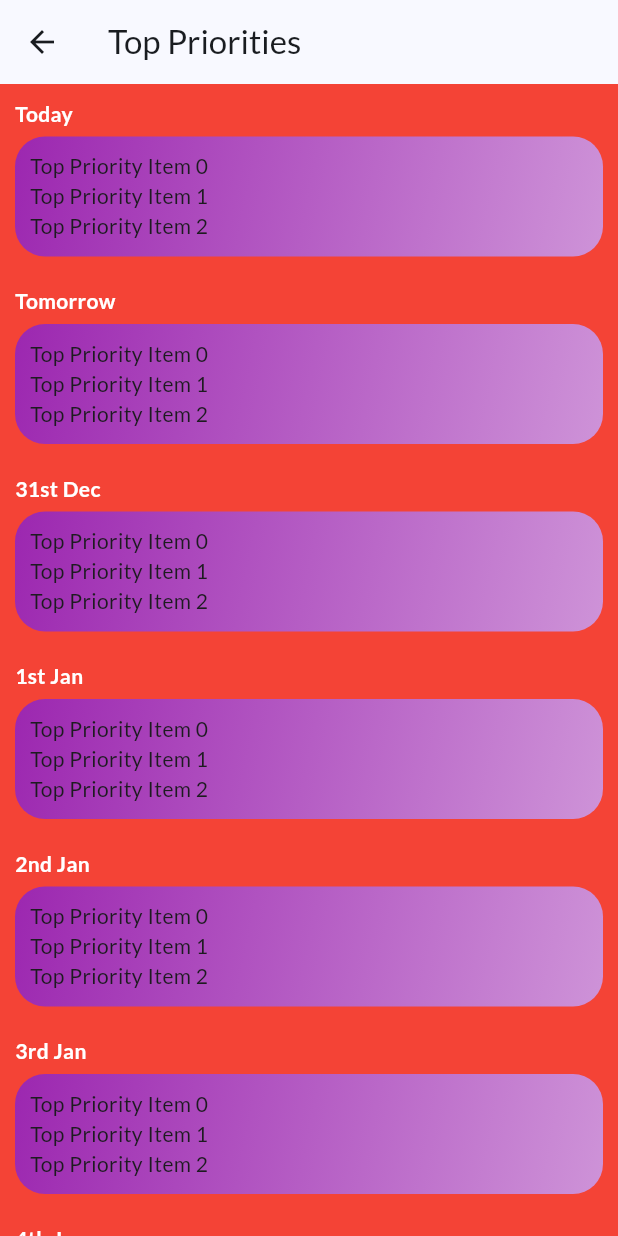
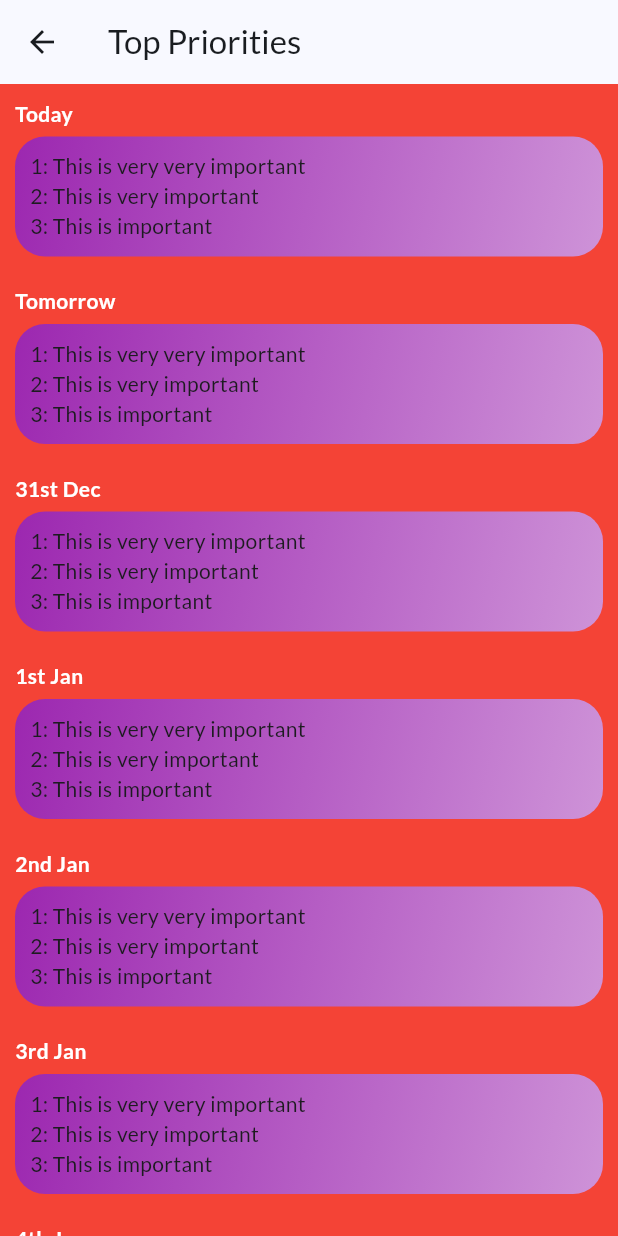
Before and after one commit to siddharth177/time_boxing, a Flutter app: the WeeklyPriorityScreen screen opened directly, on a phone screen of 412 x 824 dp. Run offline on Flutter 3.47's test engine with Material 3 defaults, Android fonts, the phone set to English and light mode, and no system bars; our stand-ins replace google_fonts.

Commit message:
temporary db added

```diff
--- /dev/null
+++ b/lib/models/DailyPriorities.dart
@@ -0,0 +1,12 @@
+class DailyPriorities {
+  String userId;
+  DateTime date;
+  List<Priority> priorities;
+  DailyPriorities(this.userId, this.date, this.priorities);
+}
+
+class Priority {
+  String priorityId;
+  String description;
+  Priority(this.priorityId, this.description);
+}
--- /dev/null
+++ b/lib/temp_files/temp_db.dart
@@ -0,0 +1,10 @@
+import 'package:time_boxing/models/DailyPriorities.dart';
+
+DailyPriorities getTop3PriorityForDay(String userId, DateTime day) {
+  List<Priority> priorities = [
+    Priority("1", "This is very very important"),
+    Priority("2", "This is very important"),
+    Priority("3", "This is important"),
+  ];
+  return DailyPriorities(userId, day, priorities);
+}
--- a/lib/widgets/top_three_items_element.dart
+++ b/lib/widgets/top_three_items_element.dart
@@ -1,4 +1,6 @@
 import 'package:flutter/cupertino.dart';
+import 'package:time_boxing/models/DailyPriorities.dart';
+import 'package:time_boxing/temp_files/temp_db.dart';
 
 class DaysPriorityItems extends StatefulWidget {
   const DaysPriorityItems({super.key});
@@ -10,10 +12,11 @@ class DaysPriorityItems extends StatefulWidget {
 class _DaysPriorityItemsState extends State<DaysPriorityItems> {
   @override
   Widget build(BuildContext context) {
+    DailyPriorities dp = getTop3PriorityForDay('1', DateTime.now());
     List<Text> _priorityItems = [];
 
-    for (int i = 0; i < 3; i++) {
-      _priorityItems.add(Text('Top Priority Item $i'));
+    for (var element in dp.priorities) {
+      _priorityItems.add(Text('${element.priorityId}: ${element.description}'));
     }
 
     return Padding(
```
